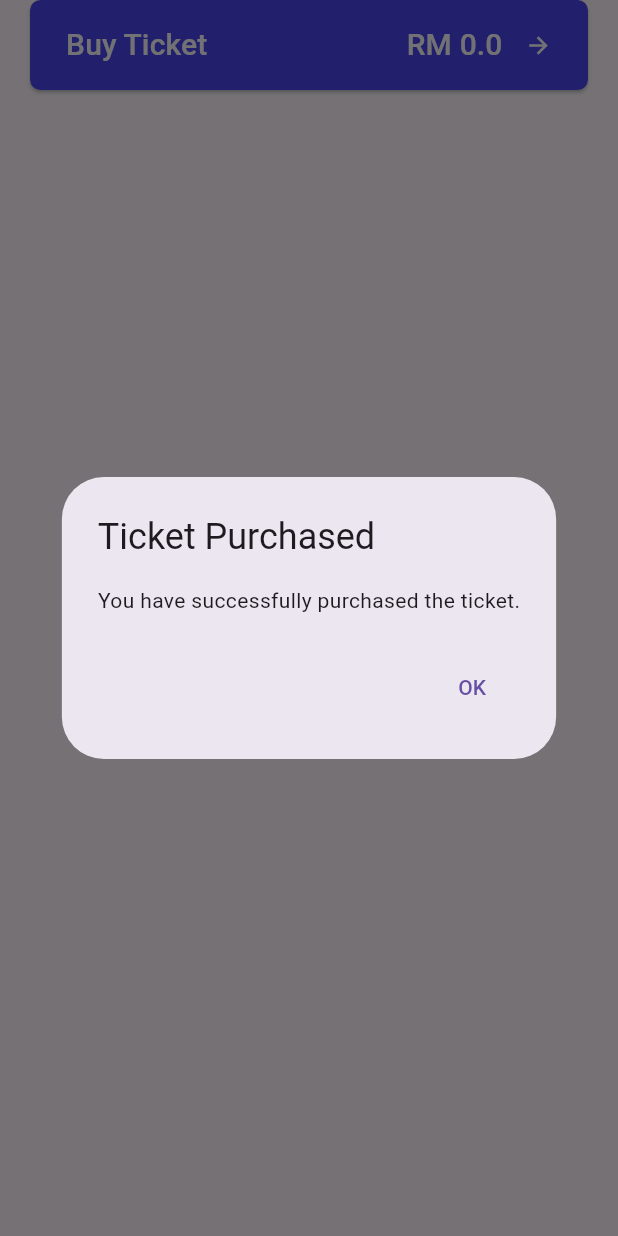
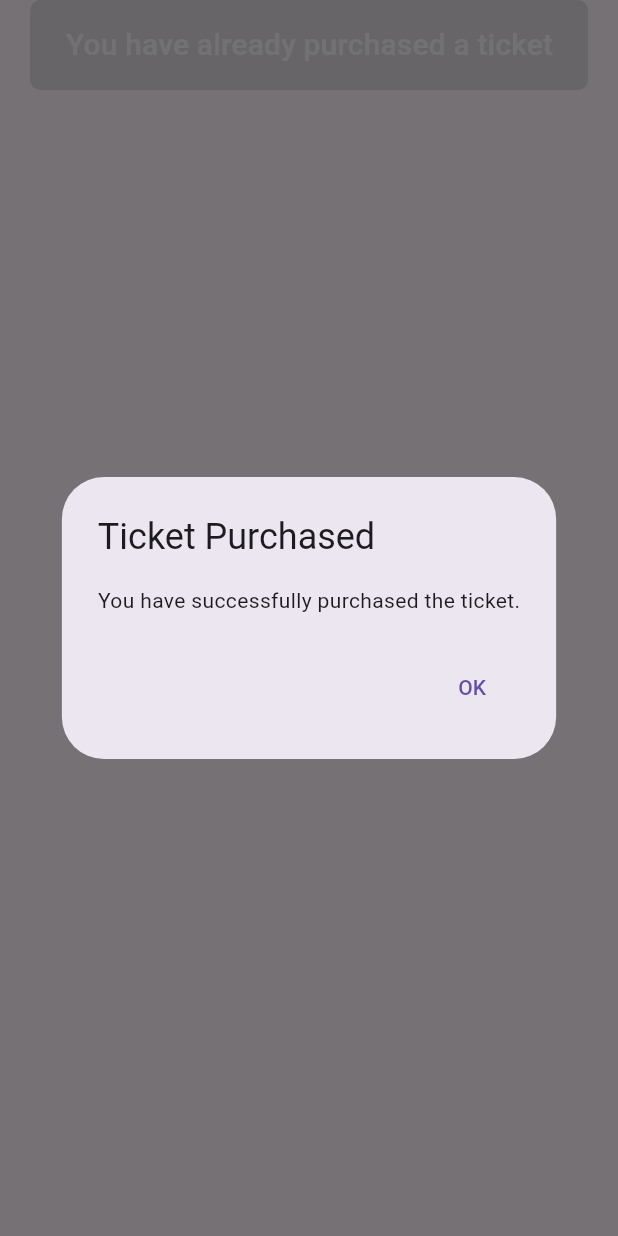
Before and after one commit to GaafarDev/Event-Invitation-App-Invit-, a Flutter app: the PurchaseTicketButton widget shown alone on an empty page, opened directly with empty values, after a tap on "Buy Ticket", on a phone screen of 412 x 824 dp. Run offline on Flutter 3.47's test engine with Material 3 defaults, Android fonts, the phone set to English and light mode, and no system bars; our stand-ins replace animated_bottom_navigation_bar, cloud_firestore, firebase_auth, firebase_core; accounts and stored records are empty.

Commit message:
Refactor PurchaseTicketButton and add UserEventListView

```diff
--- a/lib/features/events/view_event_details.dart
+++ b/lib/features/events/view_event_details.dart
@@ -389,15 +389,36 @@ class PurchaseTicketButton extends StatelessWidget {
   }
 
   @override
+  @override
   Widget build(BuildContext context) {
     return Container(
       child: Padding(
         padding: const EdgeInsets.symmetric(horizontal: 20.0),
-        child: ElevatedButton(
-          onPressed: () =>
-              buyTicket(context, eventId), // Add your onPressed function here
+        child: StreamBuilder<QuerySnapshot>(
+          stream: FirebaseFirestore.instance
+              .collection('participants')
+              .where('userId',
+                  isEqualTo: FirebaseAuth.instance.currentUser!.uid)
+              .where('eventId', isEqualTo: eventId)
+              .snapshots(),
+          builder:
+              (BuildContext context, AsyncSnapshot<QuerySnapshot> snapshot) {
+            if (snapshot.hasError) {
+              return Text('Something went wrong');
+            }
+
+            if (snapshot.connectionState == ConnectionState.waiting) {
+              return CircularProgressIndicator();
+            }
+
+            bool hasBoughtTicket =
+                snapshot.data != null && snapshot.data!.docs.isNotEmpty;
+
+            return ElevatedButton(
+              onPressed:
+                  hasBoughtTicket ? null : () => buyTicket(context, eventId),
               style: ElevatedButton.styleFrom(
-            backgroundColor: button1, // Use the button1 color
+                backgroundColor: button1,
                 minimumSize: Size.fromHeight(60),
                 shape: RoundedRectangleBorder(
                   borderRadius: BorderRadius.circular(7),
@@ -407,16 +428,19 @@ class PurchaseTicketButton extends StatelessWidget {
                 mainAxisAlignment: MainAxisAlignment.spaceBetween,
                 children: [
                   Text(
-                "Buy Ticket ", // Display the ticket price
+                    hasBoughtTicket
+                        ? "You have already purchased a ticket"
+                        : "Buy Ticket",
                     style: TextStyle(
                       fontSize: 20,
                       color: neutralLight4,
                     ),
                   ),
+                  if (!hasBoughtTicket)
                     Row(
                       children: [
                         Text(
-                    "RM " + eventPrice.toString(), // Display the ticket price
+                          "RM " + eventPrice.toString(),
                           style: TextStyle(
                             fontSize: 20,
                             color: neutralLight4,
@@ -428,9 +452,11 @@ class PurchaseTicketButton extends StatelessWidget {
                           color: neutralLight4,
                         ),
                       ],
-              ), // Display a right arrow
+                    ),
                 ],
               ),
+            );
+          },
         ),
       ),
     );
--- a/lib/features/home/home_screen.dart
+++ b/lib/features/home/home_screen.dart
@@ -5,6 +5,7 @@ import 'package:cloud_firestore/cloud_firestore.dart';
 import 'package:invit/features/auth/login_screen.dart';
 import 'package:invit/features/events/create_event_screen.dart';
 import 'package:invit/features/events/view_organizer_event.dart';
+import 'package:invit/features/events/view_participating_event_user.dart';
 import 'package:invit/features/home/home_screen_org.dart';
 import 'package:invit/features/invitations/view_invitations.dart';
 import 'package:invit/features/profile/profile_screen.dart';
@@ -25,7 +26,8 @@ class _HomePageState extends State<HomePage> {
   String searchString = '';
   final List<Widget> _children = [
     Text('Home Screen'), // Replace with your actual saved screen widget
-    Text('User Event View'),
+    // Text('User Event View'),
+    UserEventListView(),
     // OrganizerViewEventScreen(),
     Text('Map'), // Replace with your actual saved screen widget
     InvitationPage() // Text('Invitation'),
```
Also changed, not shown: lib/features/events/view_participating_event_user.dart (added, +149 -0 lines), pubspec.lock. Lines whose indentation alone changed are shown as unchanged.
